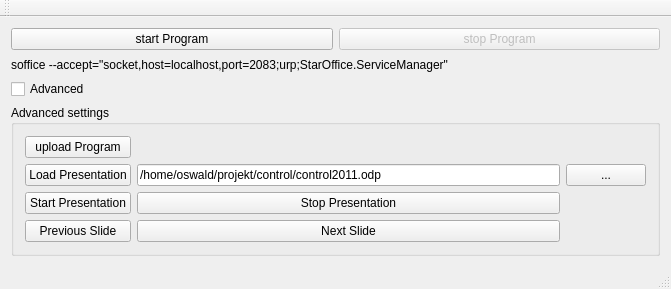
This is src/Control2012/maingui.ui in yoshi5534/schorsch-the-robot as Qt 5 draws it before an edit. The edited form follows.
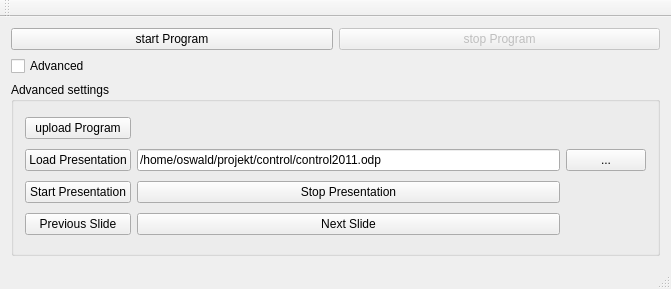
This is the edited form.

Diff of the .ui file:
```diff
--- a/src/Control2012/maingui.ui
+++ b/src/Control2012/maingui.ui
@@ -38,13 +38,6 @@
         </item>
        </layout>
       </item>
-      <item>
-       <widget class="QLabel" name="label">
-        <property name="text">
-         <string>soffice --accept=&quot;socket,host=localhost,port=2083;urp;StarOffice.ServiceManager&quot;</string>
-        </property>
-       </widget>
-      </item>
      </layout>
     </item>
     <item>
```
Left out of the diff: 32 changed lines with no effect on the pictures.
